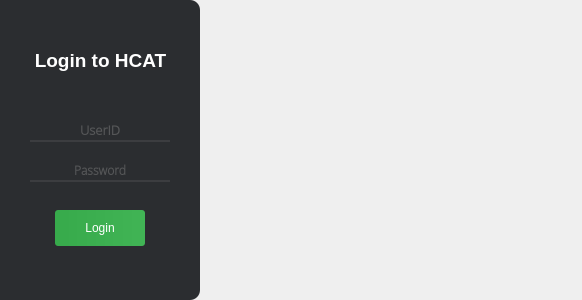
The window that assets/ui/login.ui (hsn8086/hcat-client_qt5_test) describes before a commit, drawn with Qt 5.
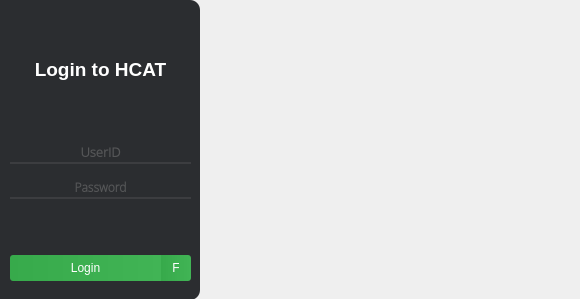
The same window after the commit. Icons and pictures are not drawn.

Commit message: add:auto login

```diff
--- a/assets/ui/login.ui
+++ b/assets/ui/login.ui
@@ -9,8 +9,8 @@
    <rect>
     <x>0</x>
     <y>0</y>
-    <width>582</width>
-    <height>300</height>
+    <width>580</width>
+    <height>299</height>
    </rect>
   </property>
   <property name="contextMenuPolicy">
@@ -76,14 +76,59 @@
     <bool>false</bool>
    </property>
   </widget>
+  <widget class="QFrame" name="frame">
+   <property name="geometry">
+    <rect>
+     <x>0</x>
+     <y>0</y>
+     <width>201</width>
+     <height>291</height>
+    </rect>
+   </property>
+   <property name="styleSheet">
+    <string notr="true">background-color: rgba(255, 255, 255, 0);
+border-color: rgba(255, 255, 255, 0);</string>
+   </property>
+   <property name="frameShape">
+    <enum>QFrame::StyledPanel</enum>
+   </property>
+   <property name="frameShadow">
+    <enum>QFrame::Raised</enum>
+   </property>
+   <layout class="QVBoxLayout" name="verticalLayout">
+    <item>
+     <widget class="QLabel" name="label_3">
+      <property name="sizePolicy">
+       <sizepolicy hsizetype="Preferred" vsizetype="Preferred">
+        <horstretch>0</horstretch>
+        <verstretch>12</verstretch>
+       </sizepolicy>
+      </property>
+      <property name="font">
+       <font>
+        <pointsize>14</pointsize>
+        <weight>75</weight>
+        <bold>true</bold>
+       </font>
+      </property>
+      <property name="styleSheet">
+       <string notr="true">color: rgb(255, 255, 255);</string>
+      </property>
+      <property name="text">
+       <string>Login to HCAT</string>
+      </property>
+      <property name="alignment">
+       <set>Qt::AlignCenter</set>
+      </property>
+     </widget>
+    </item>
+    <item>
   <widget class="QLineEdit" name="lineEdit_UserId">
-   <property name="geometry">
-    <rect>
-     <x>30</x>
-     <y>110</y>
-     <width>140</width>
-     <height>32</height>
-    </rect>
+      <property name="sizePolicy">
+       <sizepolicy hsizetype="Expanding" vsizetype="Minimum">
+        <horstretch>0</horstretch>
+        <verstretch>3</verstretch>
+       </sizepolicy>
    </property>
    <property name="font">
     <font>
@@ -119,40 +164,14 @@
     <bool>false</bool>
    </property>
   </widget>
-  <widget class="QLabel" name="label_3">
-   <property name="geometry">
-    <rect>
-     <x>20</x>
-     <y>30</y>
-     <width>161</width>
-     <height>61</height>
-    </rect>
-   </property>
-   <property name="font">
-    <font>
-     <pointsize>14</pointsize>
-     <weight>75</weight>
-     <bold>true</bold>
-    </font>
-   </property>
-   <property name="styleSheet">
-    <string notr="true">color: rgb(255, 255, 255);</string>
-   </property>
-   <property name="text">
-    <string>Login to HCAT</string>
-   </property>
-   <property name="alignment">
-    <set>Qt::AlignCenter</set>
-   </property>
-  </widget>
+    </item>
+    <item>
   <widget class="QLineEdit" name="lineEdit_Password">
-   <property name="geometry">
-    <rect>
-     <x>30</x>
-     <y>150</y>
-     <width>140</width>
-     <height>32</height>
-    </rect>
+      <property name="sizePolicy">
+       <sizepolicy hsizetype="Expanding" vsizetype="Minimum">
+        <horstretch>1</horstretch>
+        <verstretch>3</verstretch>
+       </sizepolicy>
    </property>
    <property name="font">
     <font>
@@ -187,20 +206,49 @@
     <bool>false</bool>
    </property>
   </widget>
+    </item>
+    <item>
+     <spacer name="verticalSpacer">
+      <property name="orientation">
+       <enum>Qt::Vertical</enum>
+      </property>
+      <property name="sizeHint" stdset="0">
+       <size>
+        <width>20</width>
+        <height>30</height>
+       </size>
+      </property>
+     </spacer>
+    </item>
+    <item>
+     <widget class="QLabel" name="label_info">
+      <property name="text">
+       <string/>
+      </property>
+      <property name="alignment">
+       <set>Qt::AlignCenter</set>
+      </property>
+     </widget>
+    </item>
+    <item>
+     <layout class="QHBoxLayout" name="horizontalLayout">
+      <property name="spacing">
+       <number>0</number>
+      </property>
+      <item>
   <widget class="QPushButton" name="pushButton_Login">
-   <property name="geometry">
-    <rect>
-     <x>55</x>
-     <y>210</y>
-     <width>90</width>
-     <height>36</height>
-    </rect>
+        <property name="sizePolicy">
+         <sizepolicy hsizetype="Expanding" vsizetype="Fixed">
+          <horstretch>7</horstretch>
+          <verstretch>1</verstretch>
+         </sizepolicy>
    </property>
    <property name="styleSheet">
     <string notr="true">QPushButton {
   background-color: #4CAF50;
   border-style: none;
-  border-radius: 3px;
+  border-bottom-left-radius: 3px;
+  border-top-left-radius: 3px;
   color: white;
   padding: 6px 12px;
   
@@ -221,29 +269,60 @@
     <string>Login</string>
    </property>
   </widget>
-  <widget class="QLabel" name="label_info">
-   <property name="geometry">
-    <rect>
-     <x>0</x>
-     <y>250</y>
-     <width>201</width>
-     <height>20</height>
-    </rect>
+      </item>
+      <item>
+       <widget class="QPushButton" name="pushButton_AutoLogin">
+        <property name="sizePolicy">
+         <sizepolicy hsizetype="Minimum" vsizetype="Fixed">
+          <horstretch>1</horstretch>
+          <verstretch>1</verstretch>
+         </sizepolicy>
+        </property>
+        <property name="maximumSize">
+         <size>
+          <width>30</width>
+          <height>30</height>
+         </size>
+        </property>
+        <property name="font">
+         <font>
+          <pointsize>9</pointsize>
+         </font>
+        </property>
+        <property name="styleSheet">
+         <string notr="true">QPushButton {
+  background-color: #4CAF50;
+  border-style: none;
+  border-bottom-right-radius: 3px;
+  border-top-right-radius: 3px;
+  color: white;
+  padding: 6px 12px;
+  
+background-color: qlineargradient(spread:pad, x1:0, y1:0, x2:1, y2:0, stop:0 rgba(55, 170, 75, 255), stop:1 rgba(65, 180, 85, 255));
+}
+
+QPushButton:hover {
+  background-color: #3E8E41;
+  color: white;
+}
+
+QPushButton:pressed {
+  background-color: #2F6231;
+  color: white;
+}</string>
    </property>
    <property name="text">
-    <string/>
-   </property>
-   <property name="alignment">
-    <set>Qt::AlignCenter</set>
-   </property>
+         <string>F</string>
+        </property>
+       </widget>
+      </item>
+     </layout>
+    </item>
+   </layout>
   </widget>
   <zorder>label_2</zorder>
   <zorder>label</zorder>
-  <zorder>lineEdit_UserId</zorder>
-  <zorder>label_3</zorder>
-  <zorder>lineEdit_Password</zorder>
-  <zorder>pushButton_Login</zorder>
-  <zorder>label_info</zorder>
+  <zorder>frame</zorder>
  </widget>
  <resources>
   <include location="pic-login.qrc"/>
```
Lines whose indentation alone changed are shown as unchanged. The commit also changes 1 other file.
